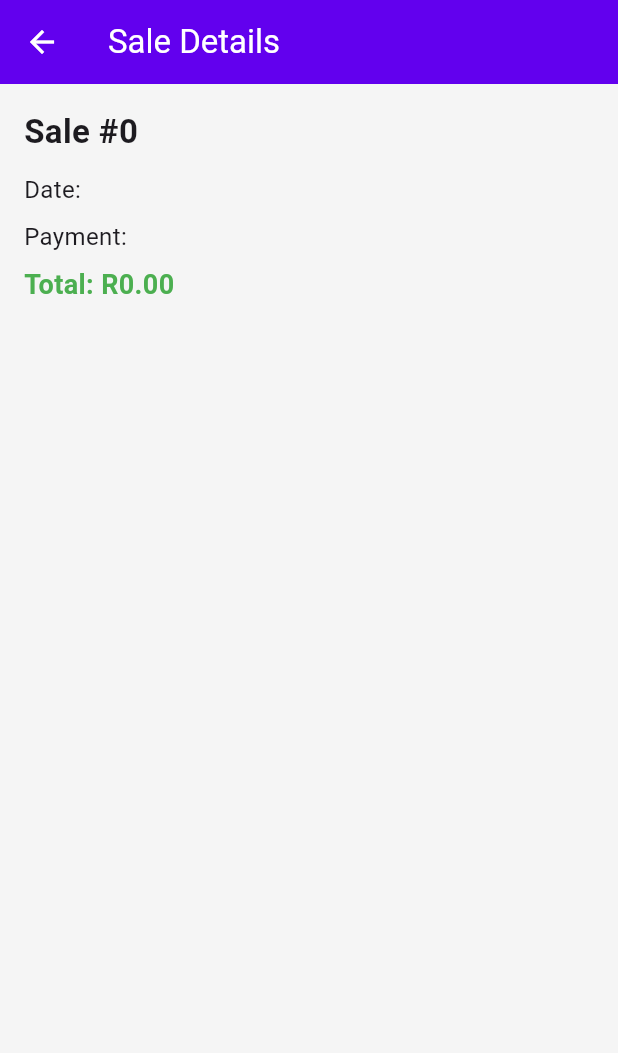
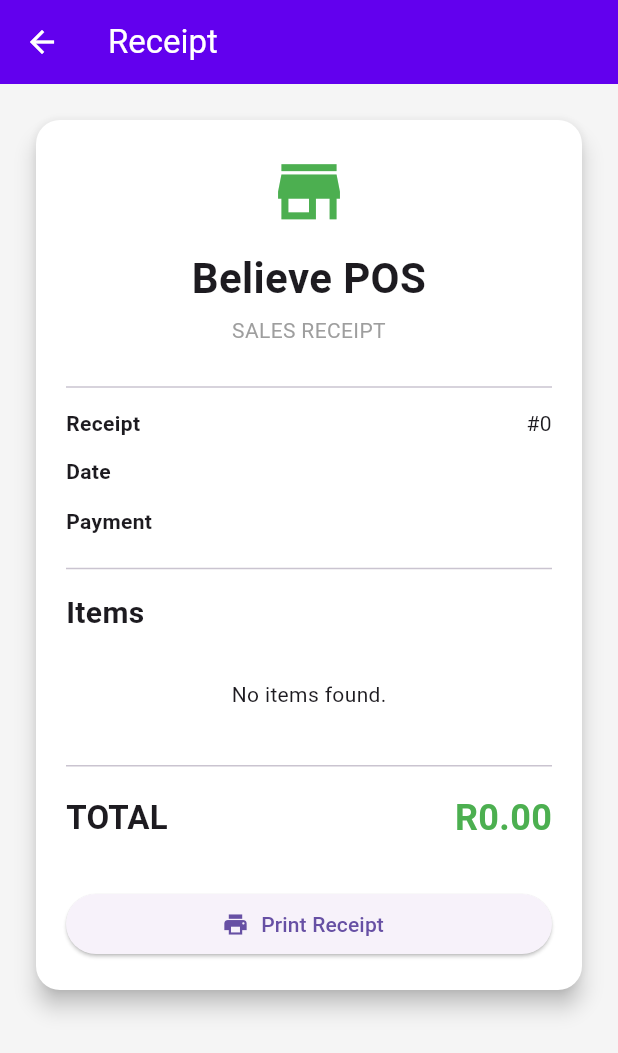
Before and after one commit to LarryBelieve/believe_pos, a Flutter app: the SaleDetailsScreen screen opened directly with empty values, on a phone screen of 412 x 824 dp. Shown: the top 1053 px of the screen. Run offline on Flutter 3.47's test engine with Material 3 defaults, Android fonts, the phone set to English and light mode, and no system bars; our stand-ins replace sqflite; accounts and stored records are empty.

Commit message:
Added receipt items, sale item service and improved checkout

```diff
--- a/lib/database/database_helper.dart
+++ b/lib/database/database_helper.dart
@@ -54,6 +54,7 @@ class DatabaseHelper {
   id INTEGER PRIMARY KEY AUTOINCREMENT,
   saleId INTEGER NOT NULL,
   productId INTEGER NOT NULL,
+  productName TEXT NOT NULL,
   quantity INTEGER NOT NULL,
   price REAL NOT NULL,
   FOREIGN KEY (saleId) REFERENCES sales(id),
--- a/lib/models/sale_item.dart
+++ b/lib/models/sale_item.dart
@@ -2,6 +2,7 @@ class SaleItem {
   final int? id;
   final int saleId;
   final int productId;
+  final String productName;
   final int quantity;
   final double price;
 
@@ -9,6 +10,7 @@ class SaleItem {
     this.id,
     required this.saleId,
     required this.productId,
+    required this.productName,
     required this.quantity,
     required this.price,
   });
@@ -18,6 +20,7 @@ class SaleItem {
       'id': id,
       'saleId': saleId,
       'productId': productId,
+      'productName': productName,
       'quantity': quantity,
       'price': price,
     };
@@ -28,6 +31,7 @@ class SaleItem {
       id: map['id'],
       saleId: map['saleId'],
       productId: map['productId'],
+      productName: map['productName'],
       quantity: map['quantity'],
       price: map['price'],
     );
--- a/lib/screens/checkout_screen.dart
+++ b/lib/screens/checkout_screen.dart
@@ -1,5 +1,4 @@
 import 'package:flutter/material.dart';
-
 import '../models/cart_item.dart';
 import '../models/sale.dart';
 import '../services/cart_service.dart';
@@ -188,9 +187,6 @@ class _CheckoutScreenState extends State<CheckoutScreen> {
                     saleDate: DateTime.now().toIso8601String(),
                   );
 
-                  final messenger = ScaffoldMessenger.of(context);
-                  final navigator = Navigator.of(context);
-
                   try {
                     await SalesService.saveSale(
                       sale: sale,
@@ -200,6 +196,11 @@ class _CheckoutScreenState extends State<CheckoutScreen> {
                     CartService.clearCart();
 
                     if (!mounted) return;
+
+                    // ignore: use_build_context_synchronously
+                    final messenger = ScaffoldMessenger.of(context);
+                    // ignore: use_build_context_synchronously
+                    final navigator = Navigator.of(context);
 
                     messenger.showSnackBar(
                       const SnackBar(
@@ -212,6 +213,9 @@ class _CheckoutScreenState extends State<CheckoutScreen> {
                     navigator.pop();
                   } catch (e) {
                     if (!mounted) return;
+
+                    // ignore: use_build_context_synchronously
+                    final messenger = ScaffoldMessenger.of(context);
 
                     messenger.showSnackBar(
                       SnackBar(
--- a/lib/screens/sale_details_screen.dart
+++ b/lib/screens/sale_details_screen.dart
@@ -1,48 +1,193 @@
 import 'package:flutter/material.dart';
 
 import '../models/sale.dart';
+import '../models/sale_item.dart';
+import '../services/sale_item_service.dart';
 
 class SaleDetailsScreen extends StatelessWidget {
   final Sale sale;
 
-  const SaleDetailsScreen({super.key, required this.sale});
+  const SaleDetailsScreen({
+    super.key,
+    required this.sale,
+  });
 
   @override
   Widget build(BuildContext context) {
     return Scaffold(
       appBar: AppBar(
-        title: const Text("Sale Details"),
+        title: const Text("Receipt"),
       ),
-      body: Padding(
-        padding: const EdgeInsets.all(16.0),
+      body: FutureBuilder<List<SaleItem>>(
+        future: SaleItemService.getSaleItems(sale.id!),
+        builder: (context, snapshot) {
+          if (snapshot.connectionState == ConnectionState.waiting) {
+            return const Center(
+              child: CircularProgressIndicator(),
+            );
+          }
+
+          if (snapshot.hasError) {
+            return Center(
+              child: Text("Error: ${snapshot.error}"),
+            );
+          }
+
+          final items = snapshot.data ?? [];
+
+          return SingleChildScrollView(
+            padding: const EdgeInsets.all(20),
+            child: Card(
+              elevation: 6,
+              shape: RoundedRectangleBorder(
+                borderRadius: BorderRadius.circular(16),
+              ),
+              child: Padding(
+                padding: const EdgeInsets.all(20),
                 child: Column(
+                  crossAxisAlignment: CrossAxisAlignment.stretch,
+                  children: [
+                    const Icon(
+                      Icons.store,
+                      size: 55,
+                      color: Colors.green,
+                    ),
+                    const SizedBox(height: 10),
+                    const Text(
+                      "Believe POS",
+                      textAlign: TextAlign.center,
+                      style: TextStyle(
+                        fontSize: 28,
+                        fontWeight: FontWeight.bold,
+                      ),
+                    ),
+                    const SizedBox(height: 5),
+                    const Text(
+                      "SALES RECEIPT",
+                      textAlign: TextAlign.center,
+                      style: TextStyle(
+                        color: Colors.grey,
+                      ),
+                    ),
+                    const SizedBox(height: 20),
+                    const Divider(),
+                    _row("Receipt", "#${sale.id}"),
+                    _row("Date", sale.saleDate),
+                    _row("Payment", sale.paymentMethod),
+                    const Divider(height: 30),
+                    const Text(
+                      "Items",
+                      style: TextStyle(
+                        fontSize: 20,
+                        fontWeight: FontWeight.bold,
+                      ),
+                    ),
+                    const SizedBox(height: 10),
+                    if (items.isEmpty)
+                      const Padding(
+                        padding: EdgeInsets.symmetric(vertical: 20),
+                        child: Center(
+                          child: Text("No items found."),
+                        ),
+                      )
+                    else
+                      ...items.map(
+                        (item) => Padding(
+                          padding: const EdgeInsets.symmetric(vertical: 8),
+                          child: Row(
                             crossAxisAlignment: CrossAxisAlignment.start,
                             children: [
-            Text(
-              "Sale #${sale.id ?? '-'}",
-              style: const TextStyle(fontSize: 22, fontWeight: FontWeight.bold),
+                              Expanded(
+                                flex: 3,
+                                child: Text(
+                                  item.productName,
+                                  style: const TextStyle(
+                                    fontWeight: FontWeight.w600,
                                   ),
-            const SizedBox(height: 12),
-            Text(
-              "Date: ${sale.saleDate}",
-              style: const TextStyle(fontSize: 16),
                                 ),
-            const SizedBox(height: 8),
-            Text(
-              "Payment: ${sale.paymentMethod}",
-              style: const TextStyle(fontSize: 16),
                               ),
-            const SizedBox(height: 8),
-            Text(
-              "Total: R${sale.total.toStringAsFixed(2)}",
-              style: const TextStyle(
-                  fontSize: 18,
-                  color: Colors.green,
-                  fontWeight: FontWeight.bold),
+                              Expanded(
+                                child: Text(
+                                  "x${item.quantity}",
+                                  textAlign: TextAlign.center,
+                                ),
+                              ),
+                              Expanded(
+                                flex: 2,
+                                child: Text(
+                                  "R${(item.price * item.quantity).toStringAsFixed(2)}",
+                                  textAlign: TextAlign.end,
+                                ),
                               ),
                             ],
                           ),
                         ),
+                      ),
+                    const Divider(height: 35),
+                    Row(
+                      mainAxisAlignment: MainAxisAlignment.spaceBetween,
+                      children: [
+                        const Text(
+                          "TOTAL",
+                          style: TextStyle(
+                            fontSize: 22,
+                            fontWeight: FontWeight.bold,
+                          ),
+                        ),
+                        Text(
+                          "R${sale.total.toStringAsFixed(2)}",
+                          style: const TextStyle(
+                            fontSize: 24,
+                            fontWeight: FontWeight.bold,
+                            color: Colors.green,
+                          ),
+                        ),
+                      ],
+                    ),
+                    const SizedBox(height: 30),
+                    ElevatedButton.icon(
+                      onPressed: () {
+                        ScaffoldMessenger.of(context).showSnackBar(
+                          const SnackBar(
+                            content: Text(
+                              "Bluetooth printing coming soon!",
+                            ),
+                          ),
+                        );
+                      },
+                      icon: const Icon(Icons.print),
+                      label: const Text("Print Receipt"),
+                    ),
+                  ],
+                ),
+              ),
+            ),
+          );
+        },
+      ),
+    );
+  }
+
+  static Widget _row(String title, String value) {
+    return Padding(
+      padding: const EdgeInsets.symmetric(vertical: 6),
+      child: Row(
+        mainAxisAlignment: MainAxisAlignment.spaceBetween,
+        children: [
+          Text(
+            title,
+            style: const TextStyle(
+              fontWeight: FontWeight.w600,
+            ),
+          ),
+          Flexible(
+            child: Text(
+              value,
+              textAlign: TextAlign.end,
+            ),
+          ),
+        ],
+      ),
     );
   }
 }
--- /dev/null
+++ b/lib/services/sale_item_service.dart
@@ -0,0 +1,25 @@
+import '../database/database_helper.dart';
+import '../models/sale_item.dart';
+
+class SaleItemService {
+  static Future<int> addSaleItem(SaleItem item) async {
+    final db = await DatabaseHelper.instance.database;
+
+    return await db.insert(
+      'sale_items',
+      item.toMap(),
+    );
+  }
+
+  static Future<List<SaleItem>> getSaleItems(int saleId) async {
+    final db = await DatabaseHelper.instance.database;
+
+    final result = await db.query(
+      'sale_items',
+      where: 'saleId = ?',
+      whereArgs: [saleId],
+    );
+
+    return result.map((e) => SaleItem.fromMap(e)).toList();
+  }
+}
--- a/lib/services/sales_service.dart
+++ b/lib/services/sales_service.dart
@@ -24,6 +24,7 @@ class SalesService {
           SaleItem(
             saleId: saleId,
             productId: item.product.id!,
+            productName: item.product.name,
             quantity: item.quantity,
             price: item.product.price,
           ).toMap(),
```
Lines whose indentation alone changed are shown as unchanged.
